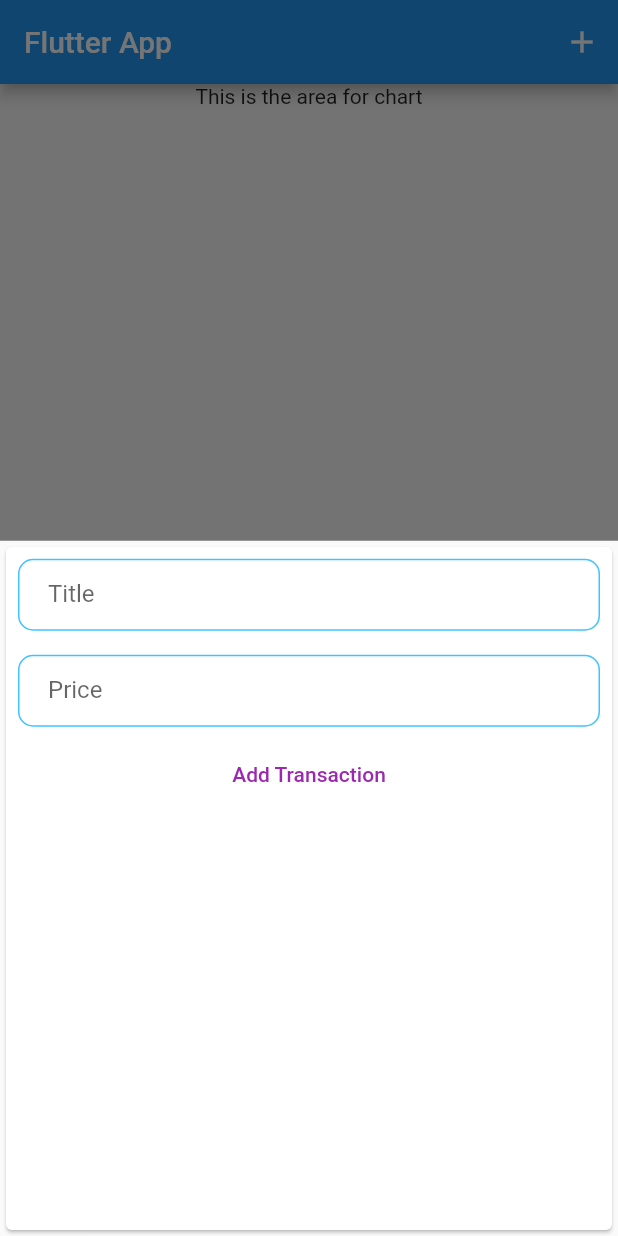
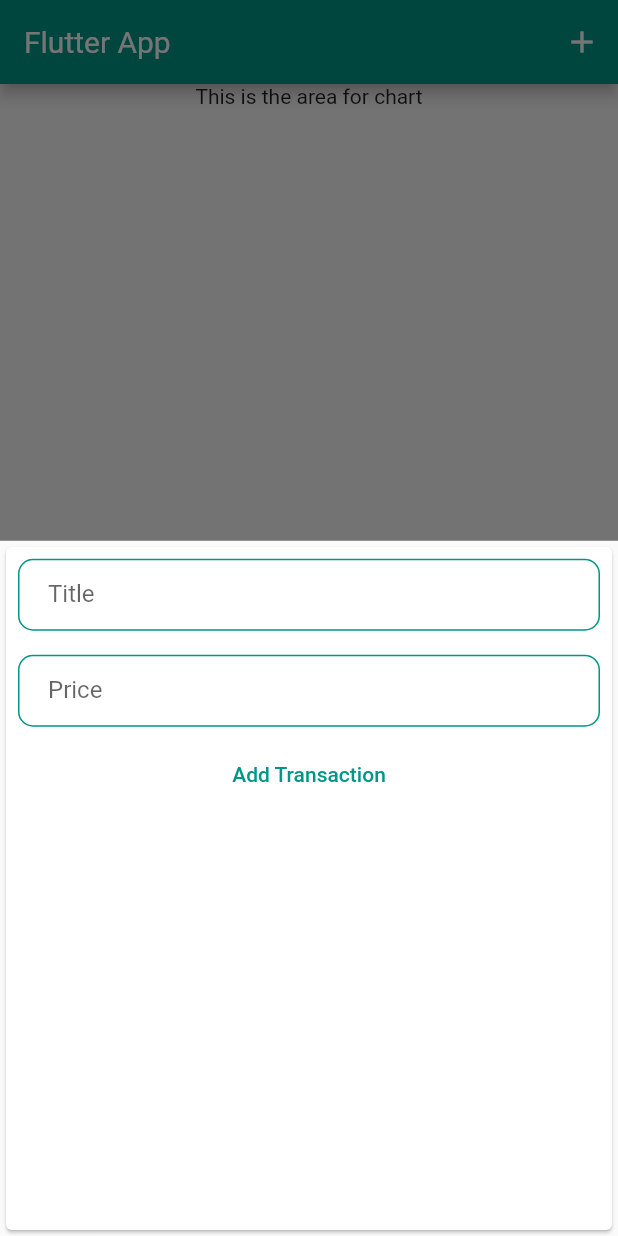
Before and after one commit to ShijuPJohn/expenses_app, a Flutter app: the screen it shows after launch, after a tap on the "add" icon, on a phone screen of 412 x 824 dp. Run offline on Flutter 3.47's test engine with Material 2 defaults, Android fonts, the phone set to English and light mode, and no system bars; Roboto replaces fonts that are missing (OpenSans, QuickSand).

Commit message:
add theme

```diff
--- a/lib/constants.dart
+++ b/lib/constants.dart
@@ -9,18 +9,20 @@ const kTitleTextStyle = TextStyle(
     fontWeight: FontWeight.w500,
     color: Colors.lightBlue);
 
-const kInputDecoration = InputDecoration(
-  labelText: 'Enter value',
+InputDecoration kInputDecorationFunction (BuildContext ctx, String label){
+  return InputDecoration(
+    labelText: label,
     contentPadding: EdgeInsets.symmetric(vertical: 10.0, horizontal: 20.0),
     border: OutlineInputBorder(
       borderRadius: BorderRadius.all(Radius.circular(10.0)),
     ),
     enabledBorder: OutlineInputBorder(
-    borderSide: BorderSide(color: Colors.lightBlueAccent, width: 1.0),
+      borderSide: BorderSide(color: Theme.of(ctx).primaryColor, width: 1.0),
       borderRadius: BorderRadius.all(Radius.circular(10.0)),
     ),
     focusedBorder: OutlineInputBorder(
-    borderSide: BorderSide(color: Colors.lightBlueAccent, width: 2.0),
+      borderSide: BorderSide(color: Theme.of(ctx).primaryColor, width: 2.0),
       borderRadius: BorderRadius.all(Radius.circular(10.0)),
     ),
   );
+}
--- a/lib/main.dart
+++ b/lib/main.dart
@@ -10,8 +10,16 @@ class MyApp extends StatelessWidget {
   @override
   Widget build(BuildContext context) {
     return MaterialApp(
-      title: 'Flutter App',
+      title: 'Personal Expenses',
       home: MyHomePage(),
+      theme: ThemeData(primarySwatch: Colors.teal, fontFamily: 'QuickSand',
+          appBarTheme: AppBarTheme(
+            textTheme: ThemeData.light().textTheme.copyWith(
+              headline6: TextStyle(fontFamily: 'OpenSans', fontWeight: FontWeight.w400, fontSize: 20.0)
+            )
+          )
+          // accentColor: Colors.lightBlueAccent,
+          ),
     );
   }
 }
@@ -45,7 +53,11 @@ class _MyHomePageState extends State<MyHomePage> {
   Widget build(BuildContext context) {
     return Scaffold(
       appBar: AppBar(
-        title: Text('Flutter App'),
+        title: Text(
+          'Flutter App',
+          style: TextStyle(
+          ),
+        ),
         actions: <Widget>[
           IconButton(
             onPressed: () {
--- a/lib/widgets/add_transaction_card.dart
+++ b/lib/widgets/add_transaction_card.dart
@@ -41,7 +41,7 @@ class AddTransactionCard extends StatelessWidget {
                 // onChanged: (value) {
                 //   titleValue = value;
                 // },
-                decoration: kInputDecoration.copyWith(labelText: 'Title'),
+                decoration: kInputDecorationFunction(context,'Title'),
               ),
             ),
             Padding(
@@ -56,7 +56,7 @@ class AddTransactionCard extends StatelessWidget {
                 // onChanged: (value) {
                 //   priceValue = double.parse(value);
                 // },
-                decoration: kInputDecoration.copyWith(labelText: 'Price'),
+                decoration: kInputDecorationFunction(context,'Price'),
               ),
             ),
             FlatButton(
@@ -68,7 +68,7 @@ class AddTransactionCard extends StatelessWidget {
               child: Text(
                 'Add Transaction',
                 style: TextStyle(
-                  color: Colors.purple,
+                  color: Theme.of(context).primaryColor,
                 ),
               ),
             )
--- a/lib/widgets/transaction_list.dart
+++ b/lib/widgets/transaction_list.dart
@@ -24,19 +24,19 @@ class TransactionList extends StatelessWidget {
                 child: Center(
                   child: Text(
                     '\$${listOfTransactions[index].amount.toStringAsFixed(2)}',
-                        style: kPriceTextStyle,
+                    style: kPriceTextStyle.copyWith(
+                        color: Theme.of(context).primaryColor),
                   ),
                 ),
                 padding: EdgeInsets.all(10.0),
-                    margin: EdgeInsets.symmetric(
-                        vertical: 10.0, horizontal: 15.0),
+                margin: EdgeInsets.symmetric(vertical: 10.0, horizontal: 15.0),
                 decoration: BoxDecoration(
                     borderRadius: BorderRadius.all(
                       Radius.circular(5.0),
                     ),
                     border: Border.all(
                         width: 2.0,
-                            color: Colors.purple.shade300,
+                        color: Theme.of(context).primaryColor,
                         style: BorderStyle.solid)),
               ),
               Container(
@@ -44,7 +44,8 @@ class TransactionList extends StatelessWidget {
                 child: Column(
                   crossAxisAlignment: CrossAxisAlignment.start,
                   children: <Widget>[
-                        Text(listOfTransactions[index].title, style: kTitleTextStyle),
+                    Text(listOfTransactions[index].title,
+                        style: kTitleTextStyle),
                     Text(
                       DateFormat('E, MMM-d-y, h:m a')
                           .format(listOfTransactions[index].dateTime),
```
Also changed, not shown: pubspec.yaml (+18 -12 lines), assets/fonts/OpenSans-Bold.ttf (added), assets/fonts/OpenSans-Regular.ttf (added), assets/fonts/Quicksand-Bold.ttf (added), assets/fonts/Quicksand-Light.ttf (added), assets/fonts/Quicksand-Medium.ttf (added), assets/fonts/Quicksand-Regular.ttf (added). Lines whose indentation alone changed are shown as unchanged.
